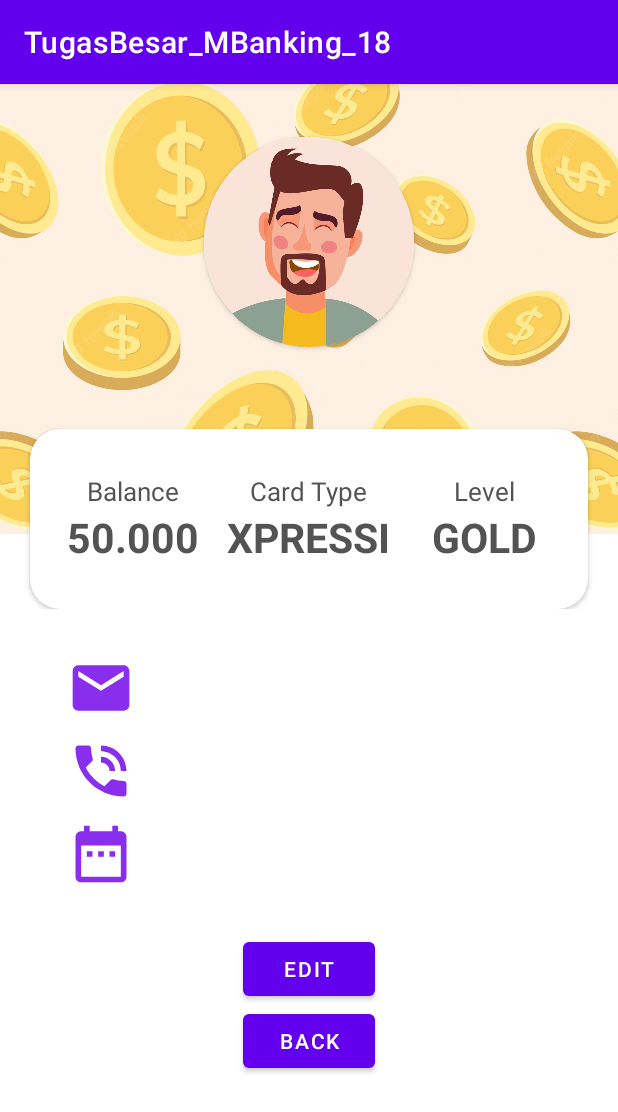
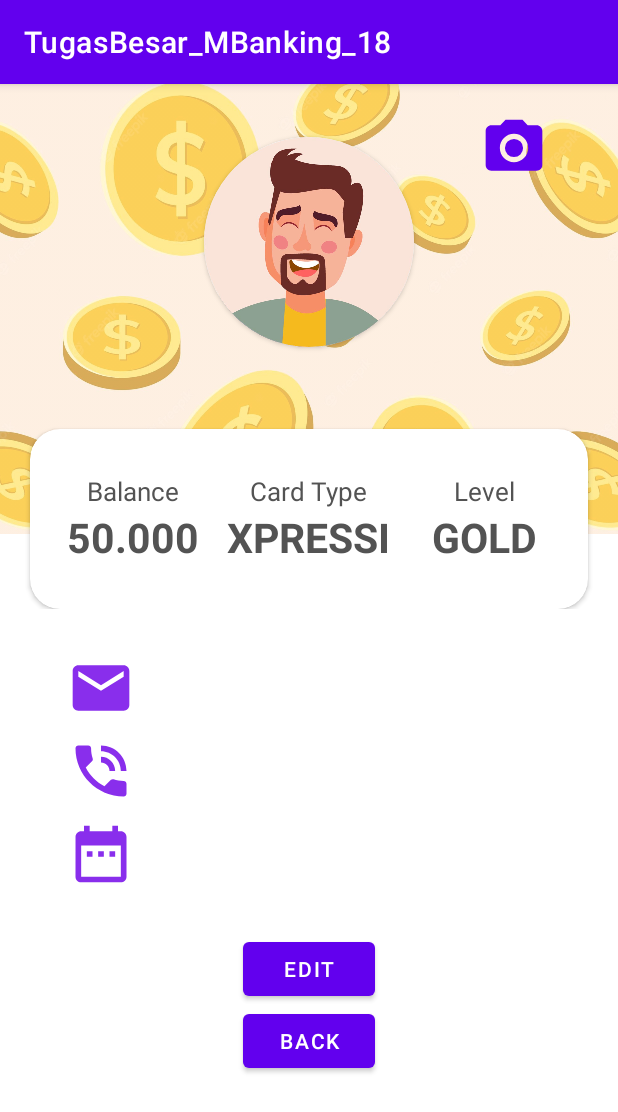
Before and after one commit to CloudDear/TugasBesar_MBanking_18_Revisi, an Android app: the UserProfile screen opened directly, with no data from a screen before it, on a phone screen of 412 x 824 dp. Shown: the top 1112 px of the screen. Run offline under Robolectric (Android 15) with nearby library versions, the phone set to English and light mode, and no system bars.

Commit message:
UGD_CAMERA

```diff
--- a/app/src/main/java/com/example/tugasbesar_mbanking_18/UserProfile.kt
+++ b/app/src/main/java/com/example/tugasbesar_mbanking_18/UserProfile.kt
@@ -35,5 +35,12 @@ class UserProfile : AppCompatActivity() {
             startActivity(intent)
         }
 
+        btnCamera.setOnClickListener{
+            val intent = Intent(this, CameraActivity::class.java)
+            startActivity(intent)
+        }
+
+
+
     }
 }
--- /dev/null
+++ b/app/src/main/res/drawable/ic_baseline_camera_alt_24.xml
@@ -0,0 +1,6 @@
+<vector android:height="24dp" android:tint="#000000"
+    android:viewportHeight="24" android:viewportWidth="24"
+    android:width="24dp" xmlns:android="http://schemas.android.com/apk/res/android">
+    <path android:fillColor="@android:color/white" android:pathData="M12,12m-3.2,0a3.2,3.2 0,1 1,6.4 0a3.2,3.2 0,1 1,-6.4 0"/>
+    <path android:fillColor="@android:color/white" android:pathData="M9,2L7.17,4L4,4c-1.1,0 -2,0.9 -2,2v12c0,1.1 0.9,2 2,2h16c1.1,0 2,-0.9 2,-2L22,6c0,-1.1 -0.9,-2 -2,-2h-3.17L15,2L9,2zM12,17c-2.76,0 -5,-2.24 -5,-5s2.24,-5 5,-5 5,2.24 5,5 -2.24,5 -5,5z"/>
+</vector>
--- /dev/null
+++ b/app/src/main/res/drawable/ic_baseline_close.xml
@@ -0,0 +1,5 @@
+<vector android:height="24dp" android:tint="#000000"
+    android:viewportHeight="24" android:viewportWidth="24"
+    android:width="24dp" xmlns:android="http://schemas.android.com/apk/res/android">
+    <path android:fillColor="@android:color/white" android:pathData="M19,6.41L17.59,5 12,10.59 6.41,5 5,6.41 10.59,12 5,17.59 6.41,19 12,13.41 17.59,19 19,17.59 13.41,12z"/>
+</vector>
--- a/app/src/main/res/layout/activity_user_profile.xml
+++ b/app/src/main/res/layout/activity_user_profile.xml
@@ -1,9 +1,13 @@
 <?xml version="1.0" encoding="utf-8"?>
 
-<LinearLayout
+<ScrollView
     xmlns:app="http://schemas.android.com/apk/res-auto"
     xmlns:android="http://schemas.android.com/apk/res/android"
     xmlns:tools="http://schemas.android.com/tools"
+    android:layout_width="fill_parent"
+    android:layout_height="fill_parent">
+<LinearLayout
+
     android:layout_width="match_parent"
     android:layout_height="match_parent"
     android:orientation="vertical"
@@ -12,6 +16,14 @@
     <RelativeLayout
         android:layout_width="match_parent"
         android:layout_height="350dp">
+
+        <Button
+            android:layout_width="45dp"
+            android:layout_height="45dp"
+            android:id="@+id/btnCamera"
+            android:layout_marginLeft="320dp"
+            android:layout_marginTop="20dp"
+            android:background="@drawable/ic_baseline_camera_alt_24"/>
 
         <LinearLayout
             android:layout_width="match_parent"
@@ -206,9 +218,10 @@
         android:id="@+id/btnEditProfile"
         android:layout_width="wrap_content"
         android:layout_height="wrap_content"
-        android:text="EDIT"
         android:layout_gravity="center_horizontal"
-        android:layout_marginTop="30dp"/>
+        android:layout_marginTop="30dp"
+        android:text="EDIT" />
+
     <Button
         android:layout_width="wrap_content"
         android:layout_height="wrap_content"
@@ -217,3 +230,4 @@
         android:layout_gravity="center_horizontal"/>
 
 </LinearLayout>
+</ScrollView>
```
Also changed, not shown: app/src/main/AndroidManifest.xml (+8 -2 lines), app/src/main/java/com/example/tugasbesar_mbanking_18/CameraActivity.kt (added, +37 -0 lines), app/src/main/java/com/example/tugasbesar_mbanking_18/CameraView.kt (added, +45 -0 lines), app/src/main/res/layout/activity_camera.xml (added, +23 -0 lines).
